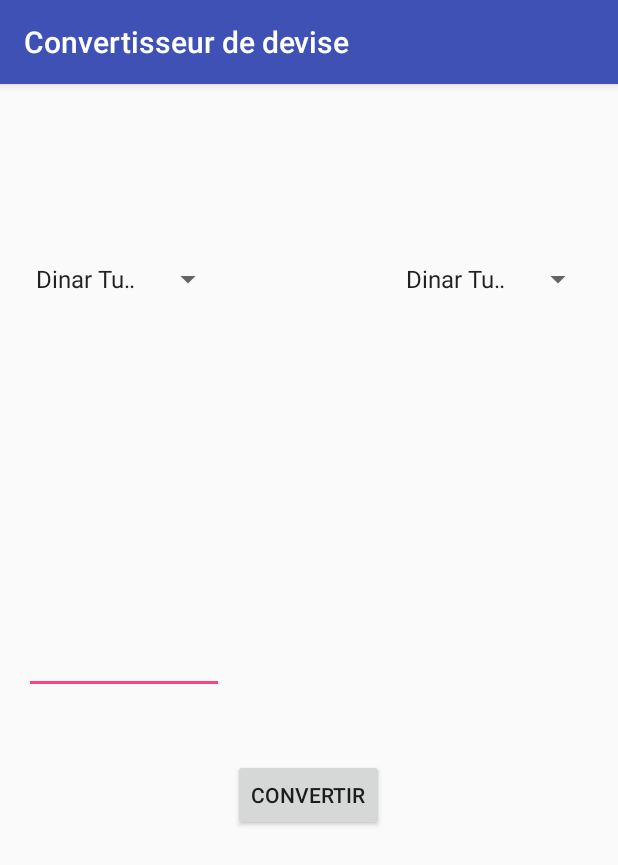
After one commit to omarmahjoubi/ApplicationFinance, an Android app: the DeviseActivity screen opened directly, with no data from a screen before it, on a phone screen of 412 x 824 dp. The commit adds this screen. Shown: the top 865 px of the screen. Run offline under Robolectric (Android 15) with nearby library versions, the phone set to English and light mode, and no system bars.

Commit message:
Add devise converter feature

```diff
--- a/app/src/main/AndroidManifest.xml
+++ b/app/src/main/AndroidManifest.xml
@@ -27,6 +27,10 @@
         <activity
             android:name=".BaissesActivity"
             android:label="@string/title_activity_baisses"
+            android:theme="@style/AppTheme.NoActionBar" />
+        <activity
+            android:name=".DeviseActivity"
+            android:label="@string/title_activity_devise"
             android:theme="@style/AppTheme.NoActionBar"></activity>
     </application>
 
--- a/app/src/main/java/com/exemple/application/parsing/BaissesActivity.java
+++ b/app/src/main/java/com/exemple/application/parsing/BaissesActivity.java
@@ -36,10 +36,7 @@ public class BaissesActivity extends AppCompatActivity {
     }
 
 
-    public void displayHausses(View view) {
-        Intent intent = new Intent(this,HaussesActivity.class);
-        startActivity(intent);
-    }
+
 
 
     private class URLReader extends AsyncTask<String, Integer, String> {
--- /dev/null
+++ b/app/src/main/java/com/exemple/application/parsing/DeviseActivity.java
@@ -0,0 +1,187 @@
+package com.exemple.application.parsing;
+
+import android.os.AsyncTask;
+import android.os.Bundle;
+import android.support.design.widget.FloatingActionButton;
+import android.support.design.widget.Snackbar;
+import android.support.v7.app.AppCompatActivity;
+import android.support.v7.widget.Toolbar;
+import android.view.View;
+import android.widget.AdapterView;
+import android.widget.ArrayAdapter;
+import android.widget.EditText;
+import android.widget.ListView;
+import android.widget.Spinner;
+import android.widget.TextView;
+
+import com.exemple.application.parsing.devises.Converter;
+import com.exemple.application.parsing.guielemement.ElementAdapter;
+import com.exemple.application.parsing.guielemement.ElementList;
+
+import org.jsoup.Jsoup;
+import org.jsoup.nodes.Document;
+import org.jsoup.nodes.Element;
+import org.jsoup.select.Elements;
+
+import java.util.ArrayList;
+import java.util.HashMap;
+import java.util.List;
+
+public class DeviseActivity extends AppCompatActivity implements AdapterView.OnItemSelectedListener {
+
+    private String from ;
+    private String to ;
+    private URLReader urlreader ;
+
+    public void setTo(String to) {
+        this.to = to;
+    }
+
+    public void setFrom(String from) {
+        this.from = from;
+    }
+
+    public String getTo() {
+        return to;
+    }
+
+    public String getFrom() {
+        return from;
+    }
+
+    @Override
+    protected void onCreate(Bundle savedInstanceState) {
+        super.onCreate(savedInstanceState);
+        setContentView(R.layout.activity_devise);
+        Toolbar toolbar = (Toolbar) findViewById(R.id.toolbar);
+        setSupportActionBar(toolbar);
+
+        Spinner spinner1 = (Spinner) findViewById(R.id.spinner1) ;
+        ArrayAdapter<CharSequence> adapter = ArrayAdapter.createFromResource(this,
+                R.array.devises, android.R.layout.simple_spinner_item);
+        adapter.setDropDownViewResource(android.R.layout.simple_spinner_dropdown_item);
+        spinner1.setAdapter(adapter);
+        spinner1.setOnItemSelectedListener(this);
+
+        Spinner spinner2 = (Spinner) findViewById(R.id.spinner2) ;
+        spinner2.setAdapter(adapter);
+        spinner2.setOnItemSelectedListener(new Spinner2Listener());
+
+        urlreader = new URLReader() ;
+        urlreader.execute("http://www.bna.tn/site/fr/devise.php?id_article=188");
+    }
+
+    public void onItemSelected(AdapterView<?> parent, View view,
+                               int pos, long id) {
+        // An item was selected. You can retrieve the selected item using
+        String from = (String) parent.getItemAtPosition(pos) ;
+        this.setFrom(from);
+
+    }
+
+    public void onNothingSelected(AdapterView<?> parent) {
+        // Another interface callback
+    }
+
+
+    private class Spinner2Listener implements AdapterView.OnItemSelectedListener {
+
+
+
+        public void onItemSelected(AdapterView<?> parent, View view,
+                               int pos, long id) {
+        // An item was selected. You can retrieve the selected item using
+        String to = (String) parent.getItemAtPosition(pos) ;
+        DeviseActivity.this.setTo(to);
+
+    }
+
+    public void onNothingSelected(AdapterView<?> parent) {
+        // Another interface callback
+    }
+}
+    public void callToConvert(View view) {
+        Converter converter = new Converter(urlreader.getDev()) ;
+        EditText et=(EditText)findViewById(R.id.from);
+        String montant = et.getText().toString();
+        String res = converter.convert(from, to, montant) ;
+        if (res.contains(".")) {
+        res = res.substring(0,res.indexOf('.')+3) ;
+        }
+        TextView tv = (TextView) findViewById(R.id.to) ;
+        tv.setText(res);
+
+    }
+
+
+
+    private class URLReader extends AsyncTask<String, Integer, String> {
+
+        HashMap<String,String> dev = new HashMap<>() ;
+
+        public HashMap<String, String> getDev() {
+            return dev;
+        }
+
+        @Override
+        public String toString() {
+            return "URLReader{" +
+                    "dev=" + dev +
+                    '}';
+        }
+
+        @Override
+        protected String doInBackground(String... params) {
+            String s = "";
+            Document doc = null;
+            try {
+                doc = Jsoup.connect(params[0]).get();
+            } catch (Exception e) {
+                e.printStackTrace();
+            }
+            if (doc != null) {
+                Elements devises = doc.select("tr");
+                for (Element devise : devises) {
+                    String data = devise.text();
+                    String[] list = data.split(" ");
+
+                    if (list.length >= 5) {
+                        if (!(list[list.length - 2].equals("Achat"))) {
+                            if (list[0].equals("Euro")) {
+                                this.getDev().put(list[0],list[list.length-2]);
+                            }
+
+                            if (list[0].equals("Dollar")&&(list[1].equals("des"))) {
+                                this.getDev().put("Dollar US",list[list.length-2]);
+                            }
+
+                            if (list[0].equals("Livre")) {
+                                this.getDev().put("Livre Sterling",list[list.length-2]);
+                            }
+                        }
+                    }
+                }
+                Converter converter = new Converter(this.getDev()) ;
+                String res = converter.convert("Euro","Livre Sterling","5.4") ;
+                System.out.println(res);
+            }
+
+
+        return s;
+    }
+
+
+    @Override
+    protected void onPostExecute(String result) {
+
+        Converter converter = new Converter(this.getDev()) ;
+
+
+        String res = converter.convert("Euro","Livre Sterling","5.4") ;
+        System.out.println(res);
+
+    }
+
+}
+
+}
--- a/app/src/main/java/com/exemple/application/parsing/HaussesActivity.java
+++ b/app/src/main/java/com/exemple/application/parsing/HaussesActivity.java
@@ -39,10 +39,7 @@ public class HaussesActivity extends AppCompatActivity {
         new URLReader().execute("http://www.ilboursa.com/marches/palmares.aspx");
     }
 
-    public void displayBaisses(View view) {
-        Intent intent = new Intent(this, BaissesActivity.class);
-        startActivity(intent);
-    }
+
 
 
     private class URLReader extends AsyncTask<String, Integer, String> {
--- /dev/null
+++ b/app/src/main/java/com/exemple/application/parsing/devises/Converter.java
@@ -0,0 +1,53 @@
+package com.exemple.application.parsing.devises;
+
+import java.util.HashMap;
+
+/**
+ * Created by omar_ on 19/04/2017.
+ */
+public class Converter {
+
+    private HashMap<String, String> devises;
+
+    public Converter(HashMap<String, String> devises) {
+        this.devises = devises;
+    }
+
+    public String convert(String from, String to, String value) {
+
+        double montantConverti;
+
+        try {
+
+
+            double montant = Double.parseDouble(value);
+
+            if ((from.equals(to))) {
+                return value;
+            } else if (from.equals("Dinar Tunisien")) {
+                if (this.devises.containsKey(to)) {
+                    Double cours = Double.parseDouble(this.devises.get(to));
+                    montantConverti = montant / cours;
+                    return Double.toString(montantConverti);
+                }
+
+            } else if (to.equals("Dinar Tunisien")) {
+                if (this.devises.containsKey(from)) {
+                    Double cours = Double.parseDouble(this.devises.get(from));
+                    montantConverti = montant * cours;
+                    return Double.toString(montantConverti);
+                }
+            } else if ((this.devises.containsKey(to)) && (this.devises.containsKey(from))) {
+                Double cours1 = Double.parseDouble(this.devises.get(from));
+                double montantInter = montant * cours1;
+                Double cours2 = Double.parseDouble(this.devises.get(to));
+                montantConverti = montantInter / cours2;
+                return Double.toString(montantConverti);
+            }
+        } catch (Exception e) {
+            e.printStackTrace();
+        }
+        return "0";
+
+    }
+}
--- /dev/null
+++ b/app/src/main/res/layout/activity_devise.xml
@@ -0,0 +1,28 @@
+<?xml version="1.0" encoding="utf-8"?>
+<android.support.design.widget.CoordinatorLayout xmlns:android="http://schemas.android.com/apk/res/android"
+    xmlns:app="http://schemas.android.com/apk/res-auto"
+    xmlns:tools="http://schemas.android.com/tools"
+    android:layout_width="match_parent"
+    android:layout_height="match_parent"
+    android:fitsSystemWindows="true"
+    tools:context="com.exemple.application.parsing.DeviseActivity">
+
+    <android.support.design.widget.AppBarLayout
+        android:layout_width="match_parent"
+        android:layout_height="wrap_content"
+        android:theme="@style/AppTheme.AppBarOverlay">
+
+        <android.support.v7.widget.Toolbar
+            android:id="@+id/toolbar"
+            android:layout_width="match_parent"
+            android:layout_height="?attr/actionBarSize"
+            android:background="?attr/colorPrimary"
+            app:popupTheme="@style/AppTheme.PopupOverlay" />
+
+    </android.support.design.widget.AppBarLayout>
+
+    <include layout="@layout/content_devise" />
+
+
+
+</android.support.design.widget.CoordinatorLayout>
--- /dev/null
+++ b/app/src/main/res/layout/content_devise.xml
@@ -0,0 +1,67 @@
+<?xml version="1.0" encoding="utf-8"?>
+<RelativeLayout xmlns:android="http://schemas.android.com/apk/res/android"
+    xmlns:app="http://schemas.android.com/apk/res-auto"
+    xmlns:tools="http://schemas.android.com/tools"
+    android:layout_width="match_parent"
+    android:layout_height="match_parent"
+    android:paddingBottom="@dimen/activity_vertical_margin"
+    android:paddingLeft="@dimen/activity_horizontal_margin"
+    android:paddingRight="@dimen/activity_horizontal_margin"
+    android:paddingTop="@dimen/activity_vertical_margin"
+    app:layout_behavior="@string/appbar_scrolling_view_behavior"
+    tools:context="com.exemple.application.parsing.DeviseActivity"
+    tools:showIn="@layout/activity_devise">
+
+    <Spinner
+        android:id="@+id/spinner1"
+        android:layout_width="200px"
+        android:layout_height="wrap_content"
+        android:entries="@array/devises"
+        android:prompt="@string/devise_defaut1"
+        android:layout_alignParentTop="true"
+        android:layout_alignParentLeft="true"
+        android:layout_alignParentStart="true"
+        android:layout_marginTop="102dp" />
+
+    <Spinner
+        android:id="@+id/spinner2"
+        android:layout_width="200px"
+        android:layout_height="wrap_content"
+        android:entries="@array/devises"
+        android:prompt="@string/devise_defaut1"
+        android:layout_alignTop="@+id/spinner1"
+        android:layout_alignParentRight="true"
+        android:layout_alignParentEnd="true" />
+
+    <EditText
+        android:layout_width="wrap_content"
+        android:layout_height="wrap_content"
+        android:id="@+id/from"
+        android:layout_centerVertical="true"
+        android:layout_alignParentLeft="true"
+        android:layout_alignParentStart="true"
+        android:layout_alignRight="@+id/spinner1"
+        android:layout_alignEnd="@+id/spinner1" />
+
+    <TextView
+        android:layout_width="wrap_content"
+        android:layout_height="wrap_content"
+        android:textAppearance="?android:attr/textAppearanceMedium"
+        android:text=""
+        android:id="@+id/to"
+        android:layout_alignBottom="@+id/from"
+        android:layout_alignRight="@+id/spinner2"
+        android:layout_alignEnd="@+id/spinner2" />
+
+    <Button
+        android:layout_width="wrap_content"
+        android:layout_height="wrap_content"
+        android:text="@string/button_convert"
+        android:id="@+id/button"
+        android:layout_below="@+id/from"
+        android:layout_centerHorizontal="true"
+        android:layout_marginTop="43dp"
+        android:onClick="callToConvert"/>
+
+
+</RelativeLayout>
--- a/app/src/main/res/values/strings.xml
+++ b/app/src/main/res/values/strings.xml
@@ -9,4 +9,18 @@
     <string name="display_baisses">afficher les baisses</string>
     <string name="display_hausses">afficher les hausses</string>
     <string name="acceuil">Acceuil</string>
+    <string name="title_activity_devise">Convertisseur de devise</string>
+    <string name="afficher_devise">convertisseur de devise</string>
+    <string name="button_convert">convertir</string>
+
+
+
+    <string name="devise_defaut1">Dinar Tunisier</string>
+    <string-array name="devises">
+        <item>Dinar Tunisien</item>
+        <item>Euro</item>
+        <item>Dollar US</item>
+        <item>Livre Sterling</item>
+    </string-array>
+
 </resources>
```
Also changed, not shown: app/src/main/java/com/exemple/application/parsing/MainActivity.java (+11 -11 lines), app/src/main/res/layout/content_main.xml (+0 -9 lines), app/src/main/res/menu/menu_main.xml (+14 -0 lines).
